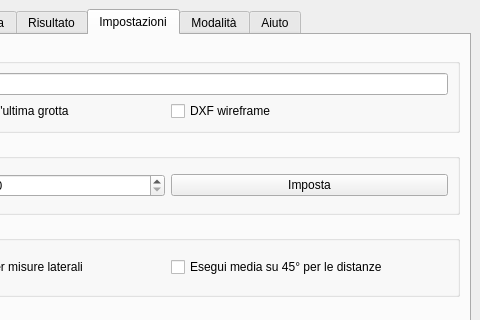
Old version of the form charlotte/charlotte.ui in the repository zorbaproject/Meatloaf; both pictures show x 144 to 624 and y 0 to 320 of the 624 by 421 pixel window.
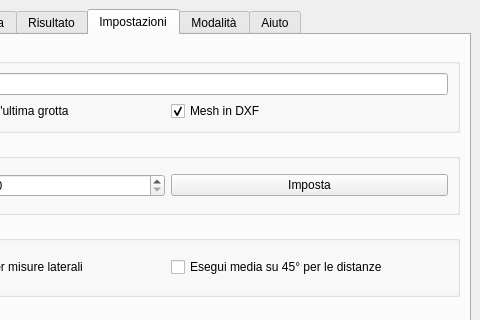
New version of the form. The open tabs and pages were chosen to show the change.

Commit message: Mesh 3D in DXF

Patch:
```diff
--- a/charlotte/charlotte.ui
+++ b/charlotte/charlotte.ui
@@ -377,7 +377,10 @@
              <item>
               <widget class="QCheckBox" name="dxfwire">
                <property name="text">
-                <string>DXF wireframe</string>
+                <string>Mesh in DXF</string>
+               </property>
+               <property name="checked">
+                <bool>true</bool>
                </property>
               </widget>
              </item>
```
Left out of the diff: 4 changed lines with no effect on the pictures. The commit also changes 1 other file.
